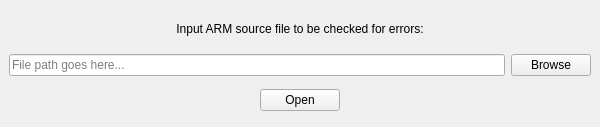
The window that SeniorProject2025/mainwindow.ui (SSpectre4x/Senior_Project_2025) describes before a commit, drawn with Qt 5.
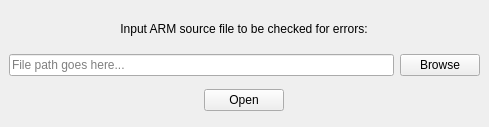
The same window after the commit.

Commit message: Trying to fix again

Diff of the .ui file:
```diff
--- a/SeniorProject2025/mainwindow.ui
+++ b/SeniorProject2025/mainwindow.ui
@@ -6,7 +6,7 @@
    <rect>
     <x>0</x>
     <y>0</y>
-    <width>600</width>
+    <width>489</width>
     <height>127</height>
    </rect>
   </property>
@@ -36,7 +36,7 @@
        <bool>true</bool>
       </property>
       <property name="sizePolicy">
-       <sizepolicy hsizetype="Preferred" vsizetype="Preferred">
+       <sizepolicy hsizetype="MinimumExpanding" vsizetype="MinimumExpanding">
         <horstretch>0</horstretch>
         <verstretch>0</verstretch>
        </sizepolicy>
```
Left out of the diff: 5 changed lines with no effect on the pictures.
